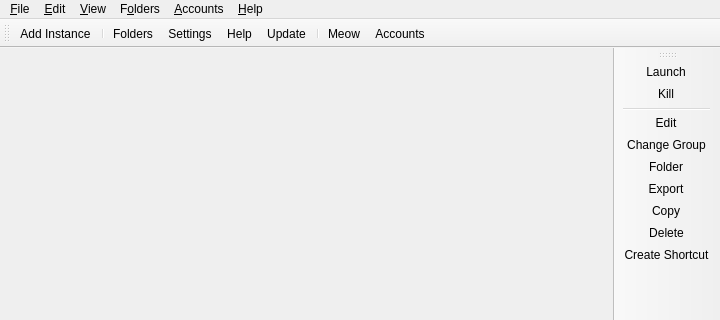
Qt form launcher/ui/MainWindow.ui (silsalkurainers-cmyk/Nexum) before a commit; both pictures show x 0 to 720 and y 0 to 320 of the 720 by 520 pixel window.
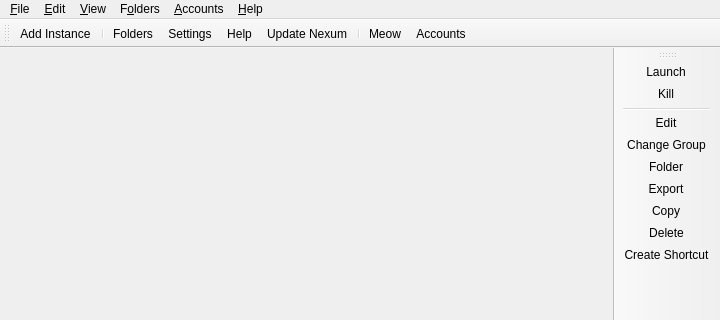
The same form after that commit. Icons and pictures are not drawn. Custom widgets are drawn as their Qt base class.

Commit message: Update Nexum update action and remove status bar toggle

Patch:
```diff
--- a/launcher/ui/MainWindow.ui
+++ b/launcher/ui/MainWindow.ui
@@ -294,7 +294,7 @@
     <iconset theme="checkupdate"/>
    </property>
    <property name="text">
-    <string>&amp;Update...</string>
+    <string>&amp;Update Nexum...</string>
    </property>
    <property name="toolTip">
     <string>Check for new updates for %1.</string>
```
Left out of the diff: 3 changed lines with no effect on the pictures.
